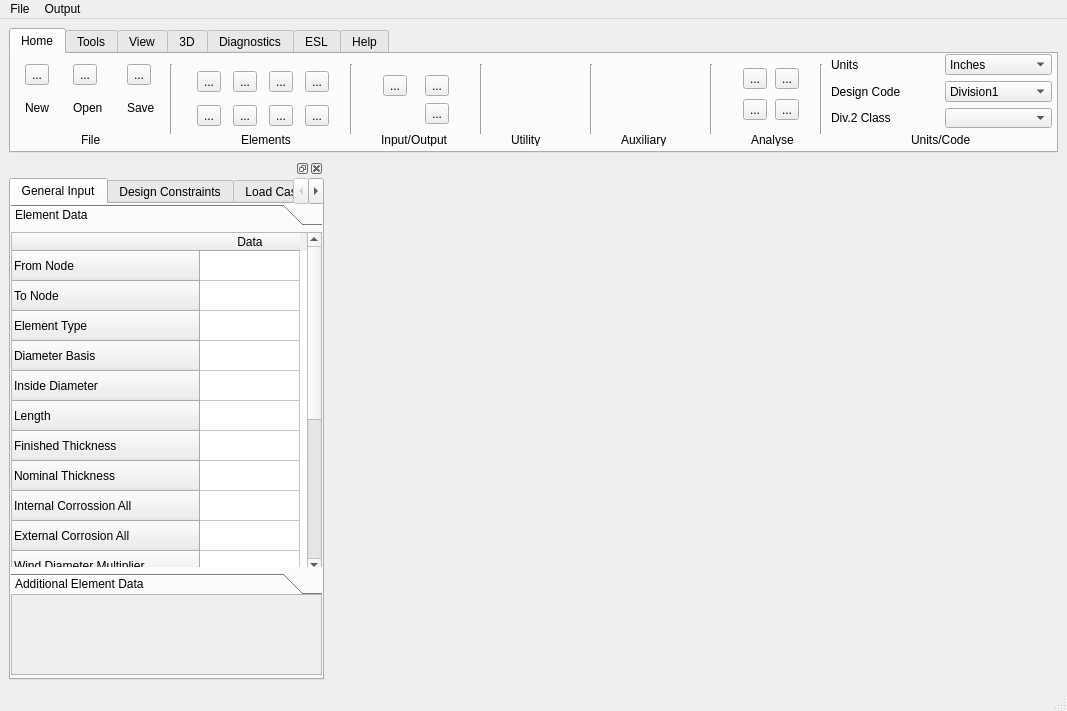
Above: OCC_Project/UI/Main.ui from Cancerrrr/PyOcc_Project_2021 before the change. Below: the same form after it.
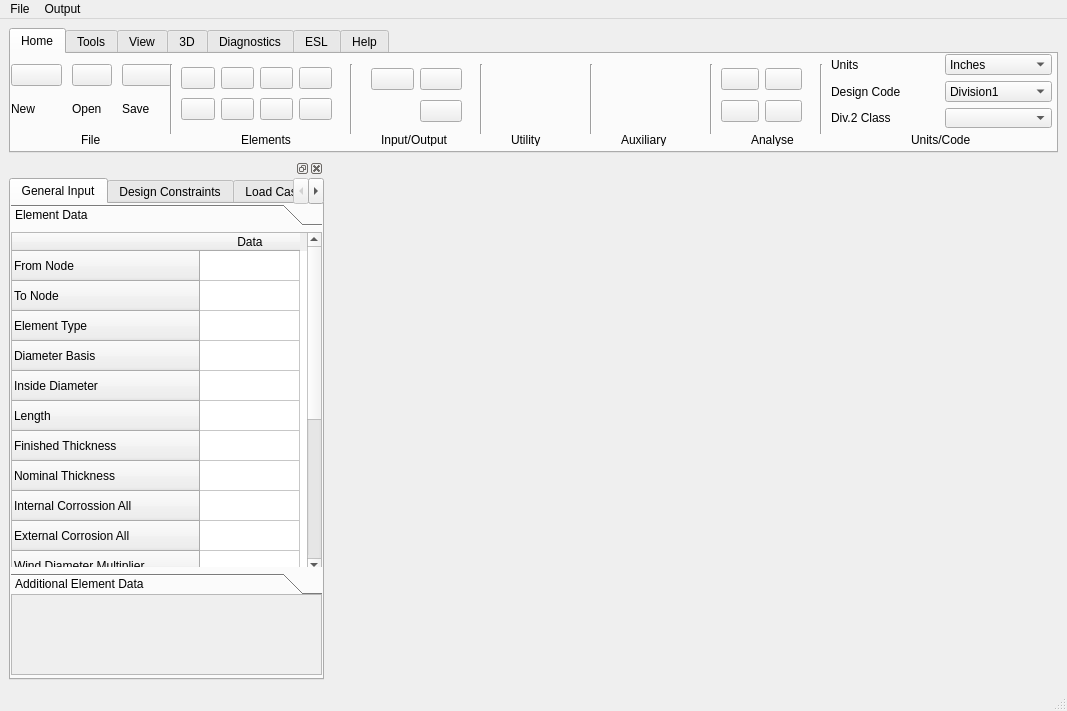
That is the form after the change. Icons and pictures are not drawn.

The edit to the form file:
```diff
--- a/OCC_Project/UI/Main.ui
+++ b/OCC_Project/UI/Main.ui
@@ -52,23 +52,6 @@
          <property name="horizontalSpacing">
           <number>10</number>
          </property>
-         <item row="0" column="0">
-          <widget class="QToolButton" name="toolButton_17">
-           <property name="text">
-            <string>...</string>
-           </property>
-           <property name="icon">
-            <iconset>
-             <normaloff>../icons/3/newicon.png</normaloff>../icons/3/newicon.png</iconset>
-           </property>
-           <property name="iconSize">
-            <size>
-             <width>30</width>
-             <height>30</height>
-            </size>
-           </property>
-          </widget>
-         </item>
          <item row="1" column="2">
           <widget class="QLabel" name="label_2">
            <property name="text">
@@ -76,29 +59,6 @@
            </property>
           </widget>
          </item>
-         <item row="0" column="1">
-          <widget class="QToolButton" name="toolButton">
-           <property name="sizePolicy">
-            <sizepolicy hsizetype="Fixed" vsizetype="Fixed">
-             <horstretch>0</horstretch>
-             <verstretch>0</verstretch>
-            </sizepolicy>
-           </property>
-           <property name="text">
-            <string>...</string>
-           </property>
-           <property name="icon">
-            <iconset>
-             <normaloff>../icons/3/openicon.png</normaloff>../icons/3/openicon.png</iconset>
-           </property>
-           <property name="iconSize">
-            <size>
-             <width>30</width>
-             <height>30</height>
-            </size>
-           </property>
-          </widget>
-         </item>
          <item row="1" column="1">
           <widget class="QLabel" name="label">
            <property name="text">
@@ -106,23 +66,6 @@
            </property>
           </widget>
          </item>
-         <item row="0" column="2">
-          <widget class="QToolButton" name="toolButton_2">
-           <property name="text">
-            <string>...</string>
-           </property>
-           <property name="icon">
-            <iconset>
-             <normaloff>../icons/3/saveicon.png</normaloff>../icons/3/saveicon.png</iconset>
-           </property>
-           <property name="iconSize">
-            <size>
-             <width>30</width>
-             <height>30</height>
-            </size>
-           </property>
-          </widget>
-         </item>
          <item row="1" column="0">
           <widget class="QLabel" name="label_13">
            <property name="text">
@@ -130,6 +73,69 @@
            </property>
           </widget>
          </item>
+         <item row="0" column="1">
+          <widget class="QPushButton" name="pushButton">
+           <property name="sizePolicy">
+            <sizepolicy hsizetype="Fixed" vsizetype="Fixed">
+             <horstretch>0</horstretch>
+             <verstretch>0</verstretch>
+            </sizepolicy>
+           </property>
+           <property name="text">
+            <string/>
+           </property>
+           <property name="icon">
+            <iconset>
+             <normaloff>../icons/3/openicon.png</normaloff>../icons/3/openicon.png</iconset>
+           </property>
+           <property name="iconSize">
+            <size>
+             <width>30</width>
+             <height>30</height>
+            </size>
+           </property>
+          </widget>
+         </item>
+         <item row="0" column="0">
+          <widget class="QPushButton" name="pushButton_17">
+           <property name="sizePolicy">
+            <sizepolicy hsizetype="Preferred" vsizetype="Preferred">
+             <horstretch>0</horstretch>
+             <verstretch>0</verstretch>
+            </sizepolicy>
+           </property>
+           <property name="text">
+            <string/>
+           </property>
+           <property name="icon">
+            <iconset>
+             <normaloff>../icons/3/newicon.png</normaloff>../icons/3/newicon.png</iconset>
+           </property>
+           <property name="iconSize">
+            <size>
+             <width>30</width>
+             <height>30</height>
+            </size>
+           </property>
+          </widget>
+         </item>
+         <item row="0" column="2">
+          <widget class="QPushButton" name="pushButton_2">
+           <property name="text">
+            <string/>
+           </property>
+           <property name="icon">
+            <iconset>
+             <normaloff>../icons/3/saveicon.png</normaloff>../icons/3/saveicon.png</iconset>
+           </property>
+           <property name="iconSize">
+            <size>
+             <width>30</width>
+             <height>30</height>
+            </size>
+           </property>
+          </widget>
+         </item>
         </layout>
        </widget>
        <widget class="QLabel" name="label_3">
@@ -161,34 +167,17 @@
        <widget class="QWidget" name="gridLayoutWidget_2">
         <property name="geometry">
          <rect>
-          <x>180</x>
+          <x>170</x>
           <y>10</y>
-          <width>148</width>
-          <height>70</height>
+          <width>151</width>
+          <height>61</height>
          </rect>
         </property>
         <layout class="QGridLayout" name="gridLayout_2">
-         <item row="1" column="3">
-          <widget class="QToolButton" name="toolButton_12">
-           <property name="text">
-            <string>...</string>
-           </property>
-           <property name="icon">
-            <iconset>
-             <normaloff>../icons/4/o324412.png</normaloff>../icons/4/o324412.png</iconset>
-           </property>
-           <property name="iconSize">
-            <size>
-             <width>25</width>
-             <height>25</height>
-            </size>
-           </property>
-          </widget>
-         </item>
          <item row="0" column="3">
-          <widget class="QToolButton" name="toolButton_11">
+          <widget class="QPushButton" name="pushButton_11">
            <property name="text">
-            <string>...</string>
+            <string/>
            </property>
            <property name="icon">
             <iconset>
@@ -202,14 +191,31 @@
            </property>
           </widget>
          </item>
-         <item row="1" column="0">
-          <widget class="QToolButton" name="toolButton_6">
+         <item row="1" column="3">
+          <widget class="QPushButton" name="pushButton_12">
            <property name="text">
-            <string>...</string>
+            <string/>
            </property>
            <property name="icon">
             <iconset>
-             <normaloff>../icons/4/o324409.png</normaloff>../icons/4/o324409.png</iconset>
+             <normaloff>../icons/4/o324412.png</normaloff>../icons/4/o324412.png</iconset>
+           </property>
+           <property name="iconSize">
+            <size>
+             <width>25</width>
+             <height>25</height>
+            </size>
+           </property>
+          </widget>
+         </item>
+         <item row="0" column="0">
+          <widget class="QPushButton" name="pushButton_3">
+           <property name="text">
+            <string/>
+           </property>
+           <property name="icon">
+            <iconset>
+             <normaloff>../icons/4/o324405.png</normaloff>../icons/4/o324405.png</iconset>
            </property>
            <property name="iconSize">
             <size>
@@ -220,9 +226,9 @@
           </widget>
          </item>
          <item row="0" column="1">
-          <widget class="QToolButton" name="toolButton_4">
+          <widget class="QPushButton" name="pushButton_4">
            <property name="text">
-            <string>...</string>
+            <string/>
            </property>
            <property name="icon">
             <iconset>
@@ -236,10 +242,44 @@
            </property>
           </widget>
          </item>
+         <item row="0" column="2">
+          <widget class="QPushButton" name="pushButton_5">
+           <property name="text">
+            <string/>
+           </property>
+           <property name="icon">
+            <iconset>
+             <normaloff>../icons/4/o324407.png</normaloff>../icons/4/o324407.png</iconset>
+           </property>
+           <property name="iconSize">
+            <size>
+             <width>25</width>
+             <height>25</height>
+            </size>
+           </property>
+          </widget>
+         </item>
+         <item row="1" column="0">
+          <widget class="QPushButton" name="pushButton_6">
+           <property name="text">
+            <string/>
+           </property>
+           <property name="icon">
+            <iconset>
+             <normaloff>../icons/4/o324409.png</normaloff>../icons/4/o324409.png</iconset>
+           </property>
+           <property name="iconSize">
+            <size>
+             <width>25</width>
+             <height>25</height>
+            </size>
+           </property>
+          </widget>
+         </item>
          <item row="1" column="1">
-          <widget class="QToolButton" name="toolButton_7">
+          <widget class="QPushButton" name="pushButton_7">
            <property name="text">
-            <string>...</string>
+            <string/>
            </property>
            <property name="icon">
             <iconset>
@@ -253,27 +293,10 @@
            </property>
           </widget>
          </item>
-         <item row="0" column="0">
-          <widget class="QToolButton" name="toolButton_3">
-           <property name="text">
-            <string>...</string>
-           </property>
-           <property name="icon">
-            <iconset>
-             <normaloff>../icons/4/o324405.png</normaloff>../icons/4/o324405.png</iconset>
-           </property>
-           <property name="iconSize">
-            <size>
-             <width>25</width>
-             <height>25</height>
-            </size>
-           </property>
-          </widget>
-         </item>
          <item row="1" column="2">
-          <widget class="QToolButton" name="toolButton_8">
+          <widget class="QPushButton" name="pushButton_8">
            <property name="text">
-            <string>...</string>
+            <string/>
            </property>
            <property name="icon">
             <iconset>
@@ -287,23 +310,6 @@
            </property>
           </widget>
          </item>
-         <item row="0" column="2">
-          <widget class="QToolButton" name="toolButton_5">
-           <property name="text">
-            <string>...</string>
-           </property>
-           <property name="icon">
-            <iconset>
-             <normaloff>../icons/4/o324407.png</normaloff>../icons/4/o324407.png</iconset>
-           </property>
-           <property name="iconSize">
-            <size>
-             <width>25</width>
-             <height>25</height>
-            </size>
-           </property>
-          </widget>
-         </item>
         </layout>
        </widget>
        <widget class="Line" name="line_2">
@@ -336,16 +342,16 @@
         <property name="geometry">
          <rect>
           <x>360</x>
-          <y>20</y>
-          <width>92</width>
-          <height>51</height>
+          <y>10</y>
+          <width>91</width>
+          <height>64</height>
          </rect>
         </property>
         <layout class="QGridLayout" name="gridLayout_3">
          <item row="0" column="1">
-          <widget class="QToolButton" name="toolButton_10">
+          <widget class="QPushButton" name="pushButton_10">
            <property name="text">
-            <string>...</string>
+            <string/>
            </property>
            <property name="icon">
             <iconset>
@@ -359,27 +365,10 @@
            </property>
           </widget>
          </item>
-         <item row="0" column="0">
-          <widget class="QToolButton" name="toolButton_9">
-           <property name="text">
-            <string>...</string>
-           </property>
-           <property name="icon">
-            <iconset>
-             <normaloff>../icons/6/inputtabsicon.png</normaloff>../icons/6/inputtabsicon.png</iconset>
-           </property>
-           <property name="iconSize">
-            <size>
-             <width>20</width>
-             <height>20</height>
-            </size>
-           </property>
-          </widget>
-         </item>
          <item row="1" column="1">
-          <widget class="QToolButton" name="toolButton_18">
+          <widget class="QPushButton" name="pushButton_18">
            <property name="text">
-            <string>...</string>
+            <string/>
            </property>
            <property name="icon">
             <iconset>
@@ -393,6 +382,23 @@
            </property>
           </widget>
          </item>
+         <item row="0" column="0">
+          <widget class="QPushButton" name="pushButton_9">
+           <property name="text">
+            <string/>
+           </property>
+           <property name="icon">
+            <iconset>
+             <normaloff>../icons/6/inputtabsicon.png</normaloff>../icons/6/inputtabsicon.png</iconset>
+           </property>
+           <property name="iconSize">
+            <size>
+             <width>20</width>
+             <height>20</height>
+            </size>
+           </property>
+          </widget>
+         </item>
         </layout>
        </widget>
        <widget class="QLabel" name="label_5">
@@ -569,51 +575,17 @@
        <widget class="QWidget" name="gridLayoutWidget_5">
         <property name="geometry">
          <rect>
-          <x>730</x>
+          <x>710</x>
           <y>10</y>
-          <width>62</width>
-          <height>60</height>
+          <width>81</width>
+          <height>64</height>
          </rect>
         </property>
         <layout class="QGridLayout" name="gridLayout_5">
-         <item row="1" column="0">
-          <widget class="QToolButton" name="toolButton_15">
-           <property name="text">
-            <string>...</string>
-           </property>
-           <property name="icon">
-            <iconset>
-             <normaloff>../icons/9/o322496.png</normaloff>../icons/9/o322496.png</iconset>
-           </property>
-           <property name="iconSize">
-            <size>
-             <width>20</width>
-             <height>20</height>
-            </size>
-           </property>
-          </widget>
-         </item>
-         <item row="0" column="1">
-          <widget class="QToolButton" name="toolButton_14">
-           <property name="text">
-            <string>...</string>
-           </property>
-           <property name="icon">
-            <iconset>
-             <normaloff>../icons/9/o322498.png</normaloff>../icons/9/o322498.png</iconset>
-           </property>
-           <property name="iconSize">
-            <size>
-             <width>20</width>
-             <height>20</height>
-            </size>
-           </property>
-          </widget>
-         </item>
          <item row="0" column="0">
-          <widget class="QToolButton" name="toolButton_13">
+          <widget class="QPushButton" name="pushButton_13">
            <property name="text">
-            <string>...</string>
+            <string/>
            </property>
            <property name="icon">
             <iconset>
@@ -627,10 +599,44 @@
            </property>
           </widget>
          </item>
+         <item row="0" column="1">
+          <widget class="QPushButton" name="pushButton_14">
+           <property name="text">
+            <string/>
+           </property>
+           <property name="icon">
+            <iconset>
+             <normaloff>../icons/9/o322498.png</normaloff>../icons/9/o322498.png</iconset>
+           </property>
+           <property name="iconSize">
+            <size>
+             <width>20</width>
+             <height>20</height>
+            </size>
+           </property>
+          </widget>
+         </item>
+         <item row="1" column="0">
+          <widget class="QPushButton" name="pushButton_15">
+           <property name="text">
+            <string/>
+           </property>
+           <property name="icon">
+            <iconset>
+             <normaloff>../icons/9/o322496.png</normaloff>../icons/9/o322496.png</iconset>
+           </property>
+           <property name="iconSize">
+            <size>
+             <width>20</width>
+             <height>20</height>
+            </size>
+           </property>
+          </widget>
+         </item>
          <item row="1" column="1">
-          <widget class="QToolButton" name="toolButton_16">
+          <widget class="QPushButton" name="pushButton_16">
            <property name="text">
-            <string>...</string>
+            <string/>
            </property>
            <property name="icon">
             <iconset>
```
